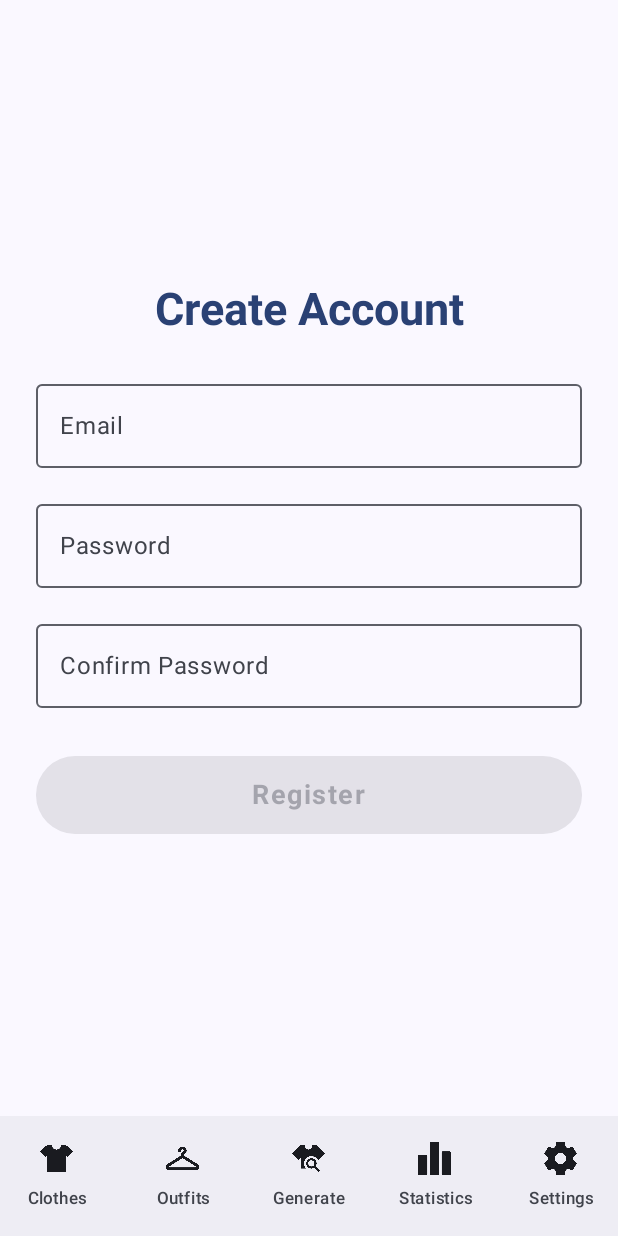
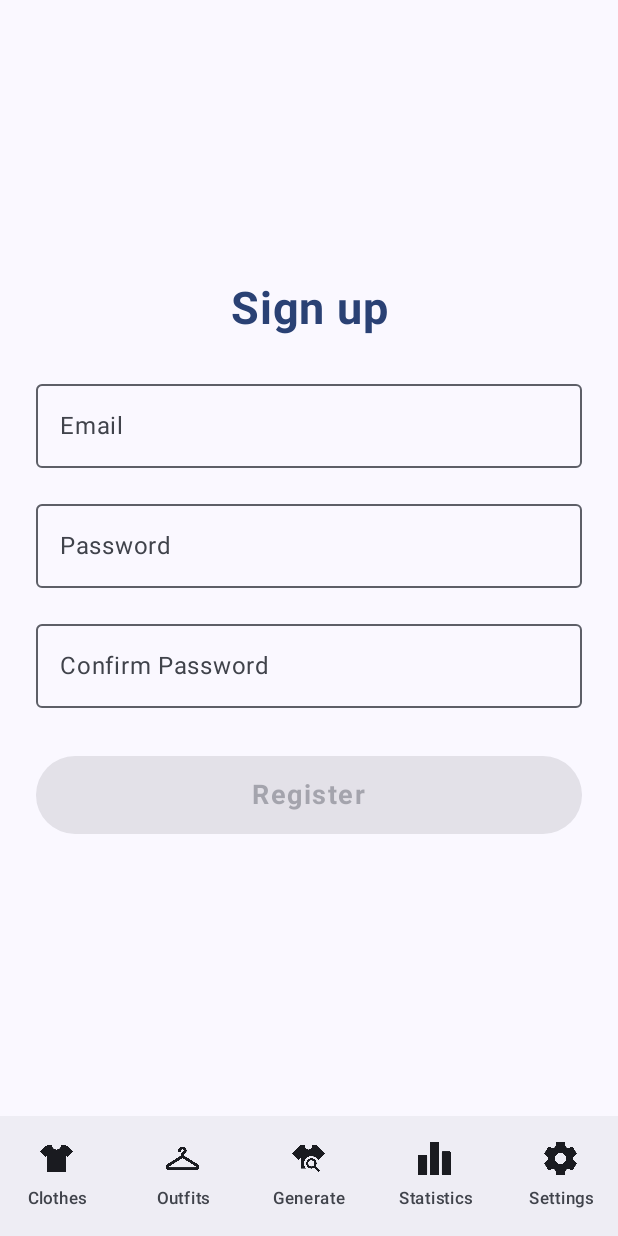
Before and after one commit to oleh-maliuta/clothes-advisor-client-android, an Android app built with Jetpack Compose: the Registration screen opened through its navigation route, on a phone screen of 412 x 824 dp. Run offline under Robolectric (Android 15) with nearby library versions, the phone set to English and light mode, and no system bars.

Commit message:
Start of the localization and more
* translated strings in the following elements to Ukranian: the bottom navigation bar, the registration page, server info messages related to the registration page, authorization checking api related strings;
* replaced the text with loading animation in the main loading display and the registration button;
* updated the main error display;
* SnackbarManager fixes.

```diff
--- a/app/src/main/java/com/olehmaliuta/clothesadvisor/navigation/NavItem.kt
+++ b/app/src/main/java/com/olehmaliuta/clothesadvisor/navigation/NavItem.kt
@@ -2,6 +2,6 @@ package com.olehmaliuta.clothesadvisor.navigation
 
 data class NavItem(
     val route: Screen,
-    val label: String,
+    val labelId: Int,
     val iconId: Int
 )
--- a/app/src/main/java/com/olehmaliuta/clothesadvisor/ui/components/BottomBar.kt
+++ b/app/src/main/java/com/olehmaliuta/clothesadvisor/ui/components/BottomBar.kt
@@ -11,6 +11,7 @@ import androidx.compose.runtime.getValue
 import androidx.compose.ui.Modifier
 import androidx.compose.ui.platform.testTag
 import androidx.compose.ui.res.painterResource
+import androidx.compose.ui.res.stringResource
 import androidx.compose.ui.text.style.TextAlign
 import androidx.compose.ui.unit.dp
 import androidx.compose.ui.unit.sp
@@ -46,7 +47,7 @@ fun BottomBar(
                 },
                 label = {
                     Text(
-                        text = navItem.label,
+                        text = stringResource(navItem.labelId),
                         fontSize = 11.sp,
                         textAlign = TextAlign.Center
                     )
--- a/app/src/main/java/com/olehmaliuta/clothesadvisor/ui/components/InfoDialog.kt
+++ b/app/src/main/java/com/olehmaliuta/clothesadvisor/ui/components/InfoDialog.kt
@@ -4,6 +4,8 @@ import androidx.compose.material3.AlertDialog
 import androidx.compose.material3.Button
 import androidx.compose.material3.Text
 import androidx.compose.runtime.Composable
+import androidx.compose.ui.res.stringResource
+import com.olehmaliuta.clothesadvisor.R
 
 @Composable
 fun InfoDialog(
@@ -21,7 +23,7 @@ fun InfoDialog(
         text = { Text(content.toString()) },
         confirmButton = {
             Button(onClick = onConfirm) {
-                Text("OK")
+                Text(stringResource(R.string.info_dialog__ok_button))
             }
         }
     )
--- a/app/src/main/java/com/olehmaliuta/clothesadvisor/ui/screens/RegistrationScreen.kt
+++ b/app/src/main/java/com/olehmaliuta/clothesadvisor/ui/screens/RegistrationScreen.kt
@@ -6,8 +6,10 @@ import androidx.compose.foundation.layout.fillMaxSize
 import androidx.compose.foundation.layout.fillMaxWidth
 import androidx.compose.foundation.layout.height
 import androidx.compose.foundation.layout.padding
+import androidx.compose.foundation.layout.size
 import androidx.compose.foundation.text.KeyboardOptions
 import androidx.compose.material3.Button
+import androidx.compose.material3.CircularProgressIndicator
 import androidx.compose.material3.MaterialTheme
 import androidx.compose.material3.OutlinedTextField
 import androidx.compose.material3.Text
@@ -20,18 +22,23 @@ import androidx.compose.runtime.remember
 import androidx.compose.runtime.setValue
 import androidx.compose.ui.Alignment
 import androidx.compose.ui.Modifier
+import androidx.compose.ui.res.stringResource
 import androidx.compose.ui.text.TextStyle
 import androidx.compose.ui.text.font.FontWeight
 import androidx.compose.ui.text.input.KeyboardType
 import androidx.compose.ui.text.input.PasswordVisualTransformation
+import androidx.compose.ui.text.style.TextAlign
 import androidx.compose.ui.unit.dp
 import androidx.compose.ui.unit.sp
+import com.olehmaliuta.clothesadvisor.R
 import com.olehmaliuta.clothesadvisor.data.http.security.ApiState
 import com.olehmaliuta.clothesadvisor.ui.viewmodels.UserViewModel
 import com.olehmaliuta.clothesadvisor.ui.components.CenteredScrollContainer
 import com.olehmaliuta.clothesadvisor.ui.components.InfoDialog
 import com.olehmaliuta.clothesadvisor.navigation.Router
 import com.olehmaliuta.clothesadvisor.navigation.Screen
+import com.olehmaliuta.clothesadvisor.utils.LocaleConstants
+import java.util.Locale
 
 @Composable
 fun RegistrationScreen(
@@ -70,7 +77,9 @@ fun RegistrationScreen(
     }
 
     InfoDialog(
-        title = if (success) "Success" else "Error",
+        title = if (success)
+            stringResource(R.string.registration__success_message_title) else
+                stringResource(R.string.registration__error_message_title),
         content = dialogMessage,
         onConfirm = {
             dialogMessage = null
@@ -96,10 +105,11 @@ fun RegistrationScreen(
             verticalArrangement = Arrangement.spacedBy(16.dp)
         ) {
             Text(
-                text = "Create Account",
-                style = TextStyle(
+                text = stringResource(R.string.registration__header),
+                textAlign = TextAlign.Center,
                 fontSize = 30.sp,
-                    fontWeight = FontWeight.Bold),
+                fontWeight = FontWeight.Bold,
+                lineHeight = 32.sp,
                 color = MaterialTheme.colorScheme.primary,
                 modifier = Modifier.padding(bottom = 8.dp)
             )
@@ -107,7 +117,9 @@ fun RegistrationScreen(
             OutlinedTextField(
                 value = email,
                 onValueChange = { email = it },
-                label = { Text("Email") },
+                label = {
+                    Text(stringResource(R.string.registration__email_input))
+                },
                 keyboardOptions = KeyboardOptions(keyboardType = KeyboardType.Email),
                 modifier = Modifier.fillMaxWidth(),
                 singleLine = true
@@ -116,7 +128,9 @@ fun RegistrationScreen(
             OutlinedTextField(
                 value = password,
                 onValueChange = { password = it },
-                label = { Text("Password") },
+                label = {
+                    Text(stringResource(R.string.registration__password_input))
+                },
                 visualTransformation = PasswordVisualTransformation(),
                 keyboardOptions = KeyboardOptions(keyboardType = KeyboardType.Password),
                 modifier = Modifier.fillMaxWidth(),
@@ -126,7 +140,9 @@ fun RegistrationScreen(
             OutlinedTextField(
                 value = confirmPassword,
                 onValueChange = { confirmPassword = it },
-                label = { Text("Confirm Password") },
+                label = {
+                    Text(stringResource(R.string.registration__confirm_password_input))
+                },
                 visualTransformation = PasswordVisualTransformation(),
                 keyboardOptions = KeyboardOptions(keyboardType = KeyboardType.Password),
                 modifier = Modifier.fillMaxWidth(),
@@ -134,7 +150,11 @@ fun RegistrationScreen(
                 isError = !passwordsMatch && confirmPassword.isNotBlank(),
                 supportingText = {
                     if (!passwordsMatch && confirmPassword.isNotBlank()) {
-                        Text("Passwords don't match")
+                        Text(
+                            text = stringResource(
+                                R.string.registration__passwords_don_t_match_message
+                            )
+                        )
                     }
                 }
             )
@@ -143,17 +163,22 @@ fun RegistrationScreen(
                 onClick = {
                     userViewModel.register(
                         email = email,
-                        password = password
+                        password = password,
+                        locale = LocaleConstants.getSecondLangCodeByFirst(
+                            Locale.getDefault().language) ?: "en"
                 )},
                 modifier = Modifier
                     .fillMaxWidth()
                     .height(52.dp),
                 enabled = isFormValid
             ) {
+                if (userViewModel.registrationState is ApiState.Loading) {
+                    CircularProgressIndicator(
+                        modifier = Modifier.size(30.dp)
+                    )
+                } else {
                     Text(
-                    text = if (
-                        userViewModel.registrationState == ApiState.Loading)
-                        "..." else "Register",
+                        text = stringResource(R.string.registration__apply_button),
                         style = TextStyle(
                             fontSize = 18.sp,
                             fontWeight = FontWeight.Bold,
@@ -163,3 +188,4 @@ fun RegistrationScreen(
             }
         }
     }
+}
--- a/app/src/main/java/com/olehmaliuta/clothesadvisor/ui/viewmodels/AuthViewModel.kt
+++ b/app/src/main/java/com/olehmaliuta/clothesadvisor/ui/viewmodels/AuthViewModel.kt
@@ -14,9 +14,11 @@ import com.olehmaliuta.clothesadvisor.data.http.services.UserApiService
 import com.olehmaliuta.clothesadvisor.data.database.repositories.ClothingItemDaoRepository
 import com.olehmaliuta.clothesadvisor.data.database.repositories.OutfitDaoRepository
 import com.olehmaliuta.clothesadvisor.snackbar.SnackbarManager
+import com.olehmaliuta.clothesadvisor.utils.LocaleConstants
 import kotlinx.coroutines.launch
 import okhttp3.MediaType.Companion.toMediaTypeOrNull
 import okhttp3.RequestBody.Companion.toRequestBody
+import okio.IOException
 
 class AuthViewModel(
     private val clothingItemDaoRepository: ClothingItemDaoRepository,
@@ -47,7 +49,10 @@ class AuthViewModel(
 
     var authState = mutableStateOf<AuthState>(AuthState.Loading)
 
-    fun profile() {
+    fun profile(
+        sessionExpiredMessage: String,
+        ioErrorMessage: String
+    ) {
         viewModelScope.launch {
             authState.value = AuthState.Loading
 
@@ -108,7 +113,8 @@ class AuthViewModel(
                                 synchronizeResponse.errorBody()?.string(),
                                 BaseResponse::class.java)
                             authState.value = AuthState.Error(
-                                errorBody.detail.toString())
+                                LocaleConstants.getString(
+                                    errorBody.detail.toString()))
                             return@launch
                         }
                     }
@@ -118,8 +124,7 @@ class AuthViewModel(
                 } else if (profileResponse.code() == 401) {
                     logOut()
                     snackbarManager.queueMessage(
-                        SnackbarManager.SnackbarMessage(
-                            "Your session has expired. Please log in again to continue.")
+                        SnackbarManager.SnackbarMessage(sessionExpiredMessage)
                     )
                 } else {
                     val errorBody = Gson().fromJson(
@@ -128,8 +133,10 @@ class AuthViewModel(
                     authState.value = AuthState.Error(
                         errorBody.detail.toString())
                 }
+            } catch (_: IOException) {
+                authState.value = AuthState.Error(ioErrorMessage)
             } catch (e: Exception) {
-                authState.value = AuthState.Error("Network error: ${e.message}")
+                authState.value = AuthState.Error("Error: ${e.message}")
             }
         }
     }
--- a/app/src/main/res/values/strings.xml
+++ b/app/src/main/res/values/strings.xml
@@ -1,3 +1,33 @@
 <resources>
     <string name="app_name">ClothesAdvisor</string>
+
+    <!-- Error Display -->
+    <string name="error__io_message">
+        Network error - please check the Internet connection
+    </string>
+    <string name="error__session_expired_message">
+        Your session has expired. Please log in again to continue.
+    </string>
+    <string name="error__try_again_button">Try again</string>
+    <string name="error__enter_as_guest_button">Enter as Guest</string>
+
+    <!-- Info Dialog -->
+    <string name="info_dialog__ok_button">OK</string>
+
+    <!-- Bottom Bar -->
+    <string name="bottom_bar__clothes__label">Clothes</string>
+    <string name="bottom_bar__outfits__label">Outfits</string>
+    <string name="bottom_bar__generate__label">Generate</string>
+    <string name="bottom_bar__statistics__label">Statistics</string>
+    <string name="bottom_bar__settings__label">Settings</string>
+
+    <!-- Registration Page -->
+    <string name="registration__header">Sign up</string>
+    <string name="registration__email_input">Email</string>
+    <string name="registration__password_input">Password</string>
+    <string name="registration__confirm_password_input">Confirm Password</string>
+    <string name="registration__apply_button">Register</string>
+    <string name="registration__passwords_don_t_match_message">Passwords don\'t match</string>
+    <string name="registration__success_message_title">Success</string>
+    <string name="registration__error_message_title">Error</string>
 </resources>
```
Also changed, not shown: app/src/main/java/com/olehmaliuta/clothesadvisor/snackbar/SnackbarHandler.kt (+3 -31 lines), app/src/main/java/com/olehmaliuta/clothesadvisor/ui/components/ScreenManager.kt (+40 -39 lines), app/src/main/java/com/olehmaliuta/clothesadvisor/ui/viewmodels/UserViewModel.kt (+6 -2 lines), app/src/main/java/com/olehmaliuta/clothesadvisor/utils/AppConstants.kt (+5 -5 lines), app/src/main/java/com/olehmaliuta/clothesadvisor/utils/LocaleConstants.kt (added, +46 -0 lines), 1 other file. Lines whose indentation alone changed are shown as unchanged.
